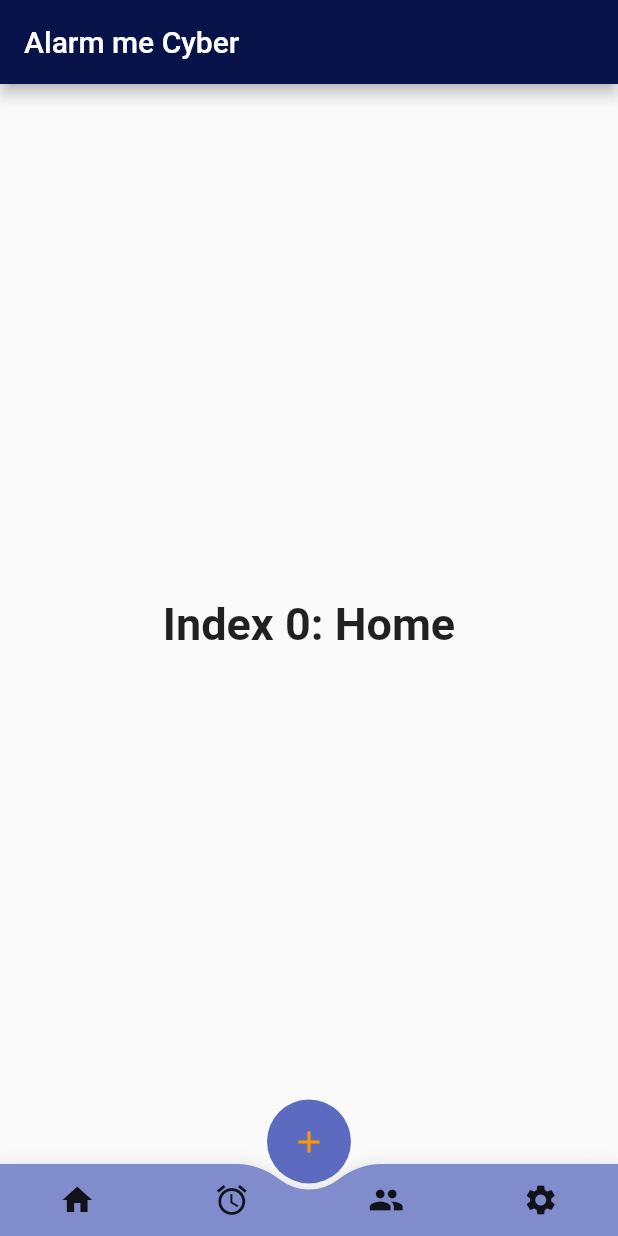
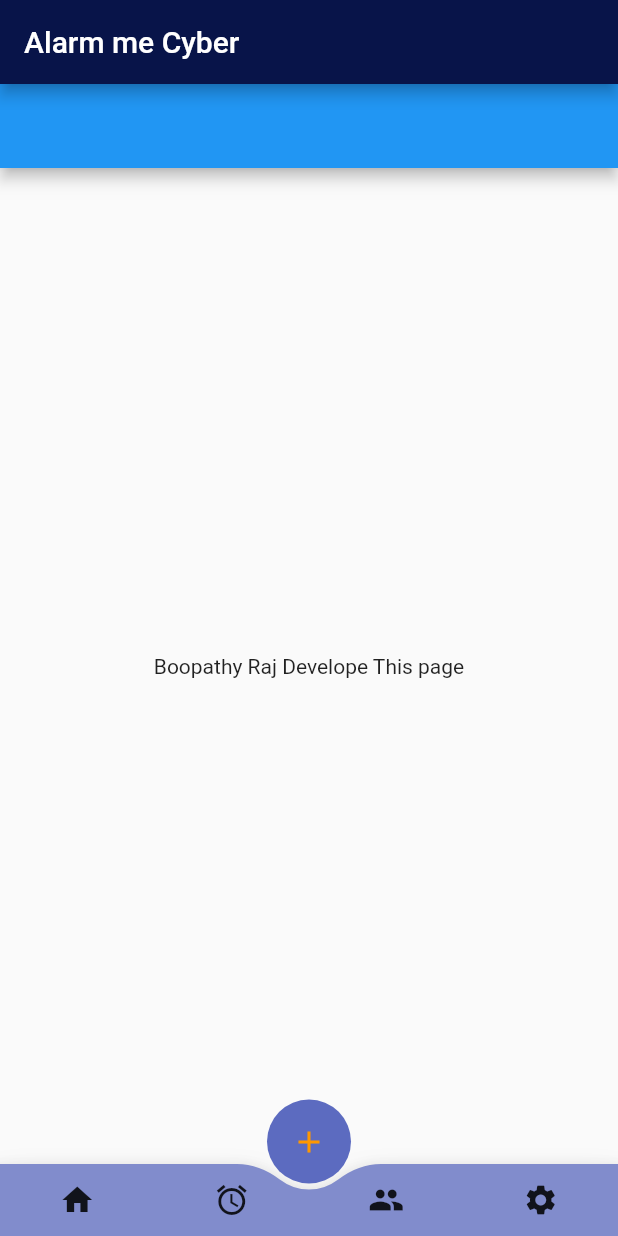
Before and after one commit to KKBUGHUNTER/alarm, a Flutter app: the screen it shows after launch, on a phone screen of 412 x 824 dp. Run offline on Flutter 3.47's test engine with Material 2 defaults, Android fonts, the phone set to English and light mode, and no system bars.

```diff
--- a/lib/HomePage.dart
+++ b/lib/HomePage.dart
@@ -1,7 +1,7 @@
 import 'package:flutter/material.dart';
 import 'settings.dart';
 import 'setalarm.dart';
-
+import 'home.dart';
 class HomePage extends StatelessWidget {
   static const String _title = 'Flutter Code Sample';
 
@@ -26,10 +26,7 @@ class _MyStatefulWidgetState extends State<MyStatefulWidget> {
   static const TextStyle optionStyle =
       TextStyle(fontSize: 30, fontWeight: FontWeight.bold);
   static const List<Widget> _widgetOptions = <Widget>[
-    Text(
-      'Index 0: Home',
-      style: optionStyle,
-    ),
+    Home(),
     SetAlarmPage(),
     Text(
       'Index 2: Group',
@@ -53,7 +50,9 @@ class _MyStatefulWidgetState extends State<MyStatefulWidget> {
       ),
       body: Center(
         child: _widgetOptions.elementAt(_selectedIndex),
+
       ),
+
       floatingActionButtonLocation: FloatingActionButtonLocation.centerDocked,
       floatingActionButton: FloatingActionButton(
         backgroundColor: Colors.indigo[400],
--- a/lib/home.dart
+++ b/lib/home.dart
@@ -0,0 +1,15 @@
+import 'package:flutter/material.dart';
+
+class Home extends StatelessWidget {
+  const Home({super.key});
+  @override
+  Widget build(BuildContext context) {
+    return Scaffold(
+      appBar: AppBar(),
+      body: const Center(
+        child: Text('Boopathy Raj Develope This page'),
+
+      ),
+    );
+  }
+}
```
